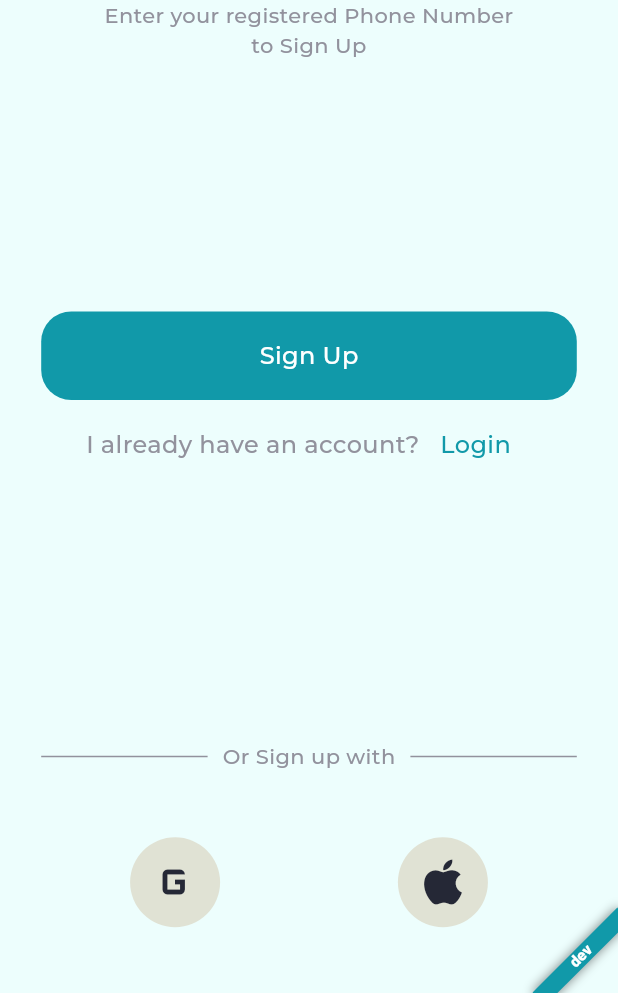
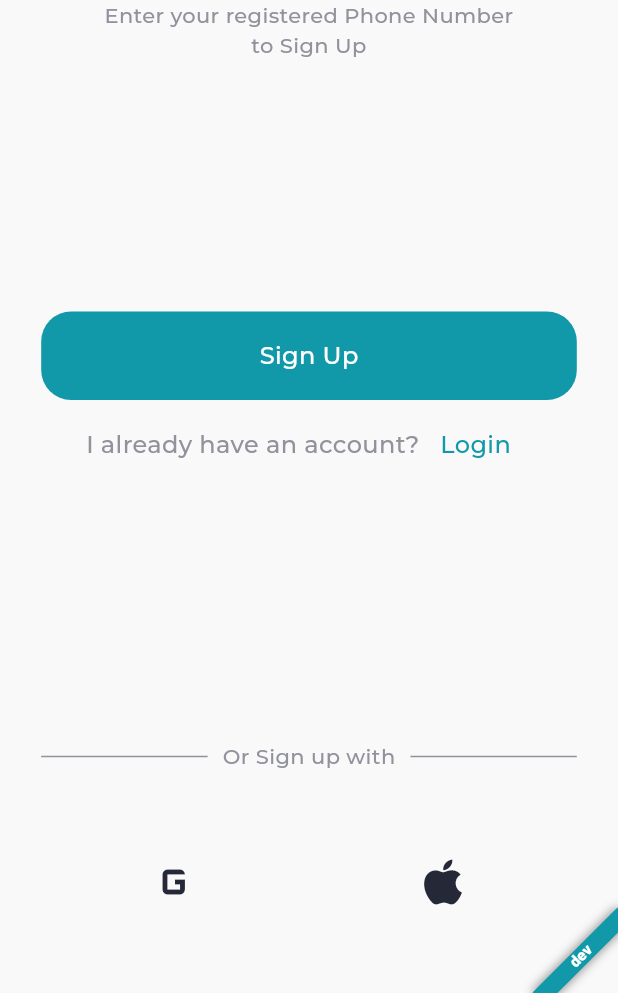
Before and after one commit to KolyaMriy/cinemax, a Flutter app: the screen it shows after launch, on a phone screen of 412 x 824 dp, the part 243-1236 px from its top. Run offline on Flutter 3.47's test engine with Material 3 defaults, Android fonts, the phone set to English and light mode, and no system bars; our stand-ins replace bloc, cached_network_image, carousel_slider, dartz, dio, equatable and 14 more; missing offline and left inert: storybook_flutter; accounts and stored records are empty; project files that could hold a hidden picture were left out.

Commit message:
update light theme

```diff
--- a/ui_kit/lib/component/nav_bar/nav_bar.dart
+++ b/ui_kit/lib/component/nav_bar/nav_bar.dart
@@ -19,6 +19,7 @@ class NavBar extends StatelessWidget {
   Widget build(BuildContext context) {
     final style = context.navBarStyle;
     return GNav(
+      backgroundColor: style.backgroundColor,
       onTabChange: onTabChange,
       selectedIndex: selectedIndex,
       gap: 2,
@@ -30,7 +31,7 @@ class NavBar extends StatelessWidget {
           tabs.length,
           (index) => GButton(
                 iconColor: style.iconColor,
-                backgroundColor: style.backgroundColor,
+                backgroundColor: style.buttonBackgroundColor,
                 iconActiveColor: style.iconActiveColor,
                 text: tabs[index].label,
                 icon: tabs[index].icon,
--- a/ui_kit/lib/component_style/app_bar_style/app_bar_style.dart
+++ b/ui_kit/lib/component_style/app_bar_style/app_bar_style.dart
@@ -30,7 +30,7 @@ class AppBarStyle extends ThemeExtension<AppBarStyle> {
       );
 
   factory AppBarStyle.light() => AppBarStyle(
-        backgroundColor: PrimaryColor.blue50,
+        backgroundColor: PrimaryColor.light,
         titleTextStyle: CinemaxTypography.h4().copyWith(
             fontWeight: FontWeight.w600,
             color: TextColor.black,
--- a/ui_kit/lib/component_style/genre_container/genre_container_style.dart
+++ b/ui_kit/lib/component_style/genre_container/genre_container_style.dart
@@ -24,7 +24,7 @@ class GenreContainerStyle extends ThemeExtension<GenreContainerStyle> {
   });
 
   factory GenreContainerStyle.dark() => GenreContainerStyle(
-        activeColor: PrimaryColor.softDark.withOpacity(0.7),
+        activeColor: PrimaryColor.softDark.withOpacity(0.8),
         textActiveColor: TextColor.white,
         textColor: PrimaryColor.blue500,
         borderRadius: BorderRadius.circular(_Constants.borderRadius),
@@ -33,7 +33,7 @@ class GenreContainerStyle extends ThemeExtension<GenreContainerStyle> {
       );
 
   factory GenreContainerStyle.light() => GenreContainerStyle(
-        activeColor: PrimaryColor.blue400,
+        activeColor: PrimaryColor.blue600,
         textActiveColor: PrimaryColor.blue50,
         textColor: PrimaryColor.blue950,
         borderRadius: BorderRadius.circular(_Constants.borderRadius),
--- a/ui_kit/lib/component_style/input_field_style/input_field_style.dart
+++ b/ui_kit/lib/component_style/input_field_style/input_field_style.dart
@@ -87,7 +87,7 @@ class InputFieldStyle extends ThemeExtension<InputFieldStyle> {
           borderRadius: BorderRadius.circular(_Constants.amountBorderRadius),
           borderSide: BorderSide(color: SecondaryColor.red.withOpacity(0.8)),
         ),
-        fillColor: PrimaryColor.blue200,
+        fillColor: PrimaryColor.blue100,
         amountIconPadding: const EdgeInsets.only(left: _Constants.iconPadding),
         errorTextStyle: CinemaxTypography.h6()
             .copyWith(fontWeight: FontWeight.w400, color: SecondaryColor.red),
--- a/ui_kit/lib/component_style/movie_card_style/movie_card_style.dart
+++ b/ui_kit/lib/component_style/movie_card_style/movie_card_style.dart
@@ -52,7 +52,7 @@ class MovieCardStyle extends ThemeExtension<MovieCardStyle> {
       genreStyle: CinemaxTypography.h6()
           .copyWith(fontWeight: FontWeight.w500, color: TextColor.darkGrey),
       padding: const EdgeInsets.all(_Constants.amountPadding),
-      backgroundColor: PrimaryColor.blue200);
+      backgroundColor: PrimaryColor.blue100);
 
   @override
   MovieCardStyle lerp(
--- a/ui_kit/lib/component_style/search_card_style/search_card_style.dart
+++ b/ui_kit/lib/component_style/search_card_style/search_card_style.dart
@@ -55,7 +55,7 @@ class SearchMovieCardStyle extends ThemeExtension<SearchMovieCardStyle> {
       genreStyle: CinemaxTypography.h6()
           .copyWith(fontWeight: FontWeight.w500, color: TextColor.darkGrey),
       padding: const EdgeInsets.all(_Constants.amountPadding),
-      backgroundColor: PrimaryColor.blue200);
+      backgroundColor: PrimaryColor.blue600);
 
   @override
   SearchMovieCardStyle lerp(
--- a/ui_kit/lib/theme/color_scheme.dart
+++ b/ui_kit/lib/theme/color_scheme.dart
@@ -1,7 +1,7 @@
 import 'dart:ui';
 
 abstract class PrimaryColor {
-  static Color light = const Color(0xffe0e2d4);
+  static Color light = const Color(0xf9f9f9f9);
   static Color dark = const Color(0xff1F1D2B);
   static Color softDark = const Color(0xff252836);
   static Color blue50 = const Color(0xffedfefd);
@@ -9,6 +9,7 @@ abstract class PrimaryColor {
   static Color blue200 = const Color(0xffaaf6f7);
   static Color blue400 = const Color(0xff2ddbe3);
   static Color blue500 = const Color(0xff1199a9);
+  static Color blue600 = const Color(0xff1198a9);
   static Color blue950 = const Color(0xff0b3741);
 }
 
@@ -25,5 +26,5 @@ abstract class TextColor {
   static Color whiteGrey = const Color(0xffF1F1F5);
   static Color grey = const Color(0xff92929D);
   static Color white = const Color(0xffFFFFFF);
-  static Color lineDark = const Color(0xffEAEAEA);
+  static Color lineDark = const Color(0xff363636);
 }
--- a/ui_kit/lib/theme/light_theme.dart
+++ b/ui_kit/lib/theme/light_theme.dart
@@ -21,7 +21,7 @@ import 'package:ui_kit/theme/color_scheme.dart';
 
 final ThemeData lightTheme = ThemeData(
   primaryColor: PrimaryColor.dark,
-  scaffoldBackgroundColor: PrimaryColor.blue50,
+  scaffoldBackgroundColor: PrimaryColor.light,
   progressIndicatorTheme: ProgressIndicatorThemeData(
     circularTrackColor: TextColor.white,
     color: PrimaryColor.blue500,
```
Also changed, not shown: ui_kit/lib/component_style/nav_bar_style/nav_bar_style.dart (+19 -6 lines).
